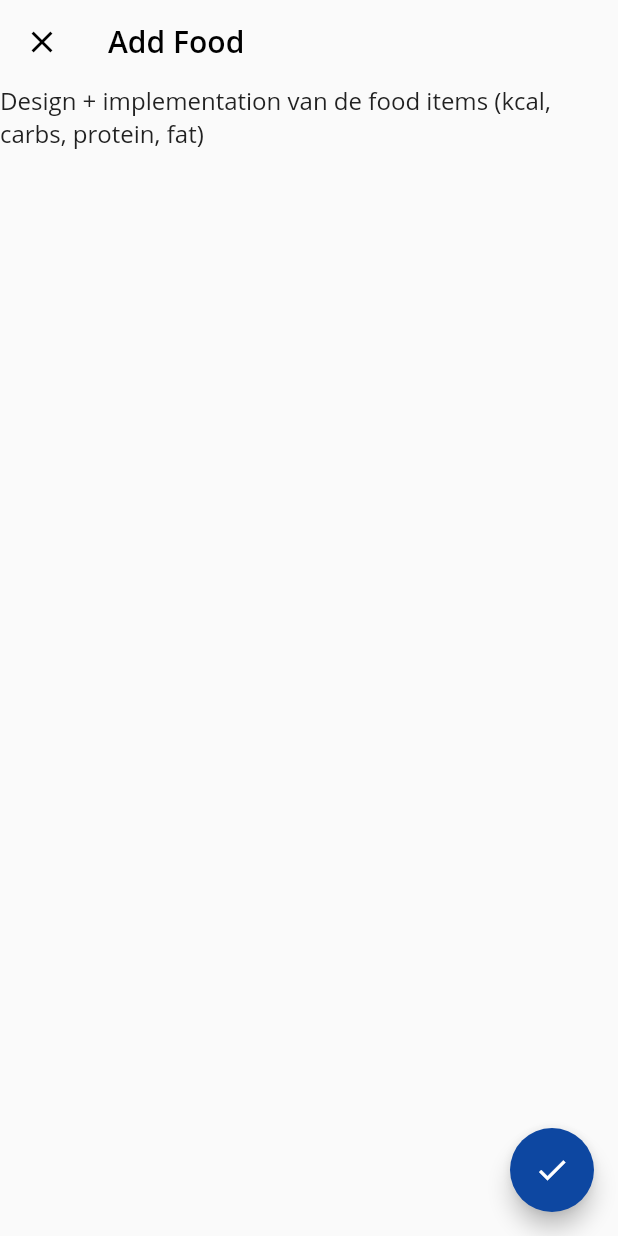
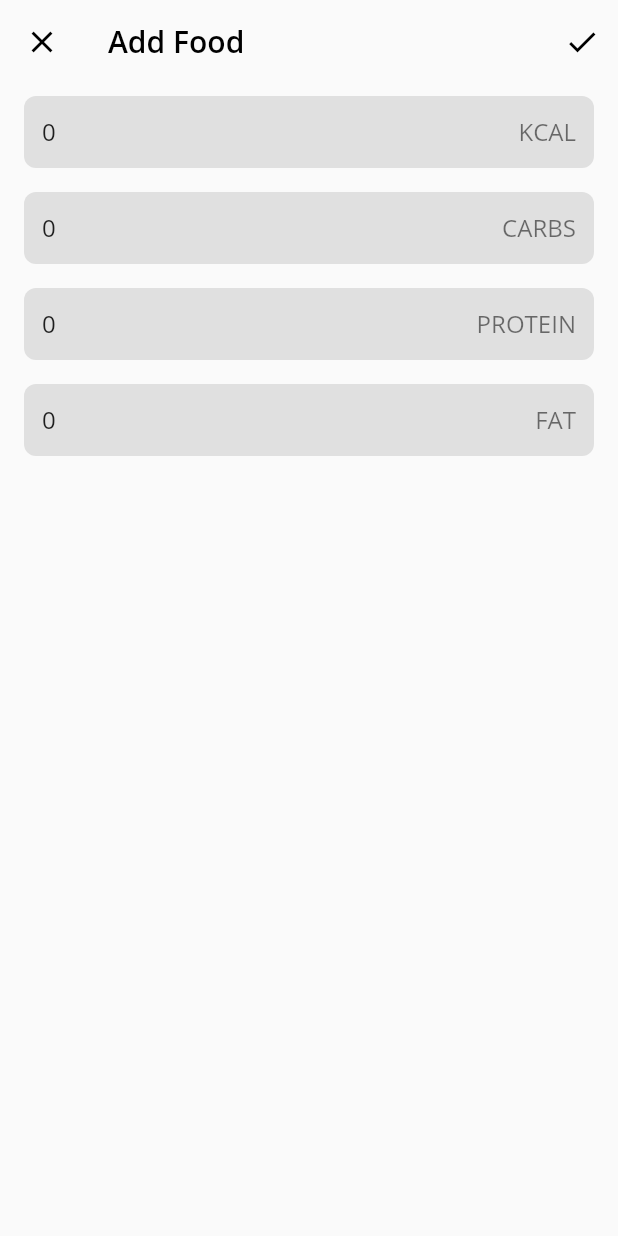
Before and after one commit to TomTruyen/Fitoryx, a Flutter app: the FoodAddPage screen opened directly, on a phone screen of 412 x 824 dp. Run offline on Flutter 3.47's test engine with Material 2 defaults, Android fonts, the phone set to English and light mode, and no system bars; our stand-ins replace file_picker, permission_handler, reorderables, sqflite, vibration; missing offline and left inert: encrypt, ext_storage; accounts and stored records are empty.

Commit message:
added foodinput widgets

```diff
--- a/FitTrack - SQFlite/fittrack/lib/screens/food/FoodAddPage.dart
+++ b/FitTrack - SQFlite/fittrack/lib/screens/food/FoodAddPage.dart
@@ -1,7 +1,38 @@
+import 'package:fittrack/shared/FoodInputWidget.dart';
 import 'package:fittrack/shared/Functions.dart';
+import 'package:flutter/cupertino.dart';
 import 'package:flutter/material.dart';
 
-class FoodAddPage extends StatelessWidget {
+class FoodAddPage extends StatefulWidget {
+  @override
+  _FoodAddPageState createState() => _FoodAddPageState();
+}
+
+class _FoodAddPageState extends State<FoodAddPage> {
+  double kcal = 0;
+  double carbs = 0;
+  double protein = 0;
+  double fat = 0;
+
+  void updateValue(double newValue, String name) {
+    switch (name.toLowerCase()) {
+      case 'kcal':
+        kcal = newValue;
+        break;
+      case 'carbs':
+        carbs = newValue;
+        break;
+      case 'protein':
+        protein = newValue;
+        break;
+      case 'fat':
+        protein = newValue;
+        break;
+      default:
+        break;
+    }
+  }
+
   @override
   Widget build(BuildContext context) {
     return Scaffold(
@@ -28,18 +59,30 @@ class FoodAddPage extends StatelessWidget {
                 tryPopContext(context);
               },
             ),
+            actions: <Widget>[
+              IconButton(
+                icon: Icon(
+                  Icons.check,
+                  color: Colors.black,
+                ),
+                onPressed: () {
+                  // Save here
+                },
+              )
+            ],
           ),
           SliverToBoxAdapter(
-            child: Text(
-              'Design + implementation van de food items (kcal, carbs, protein, fat)',
+            child: Column(
+              children: <Widget>[
+                FoodInputWidget(updateValue: updateValue, name: 'kcal'),
+                FoodInputWidget(updateValue: updateValue, name: 'carbs'),
+                FoodInputWidget(updateValue: updateValue, name: 'protein'),
+                FoodInputWidget(updateValue: updateValue, name: 'fat'),
+              ],
             ),
           ),
         ],
       ),
-      floatingActionButton: FloatingActionButton(
-        child: Icon(Icons.check),
-        onPressed: () {},
-      ),
     );
   }
 }
--- /dev/null
+++ b/FitTrack - SQFlite/fittrack/lib/shared/FoodInputWidget.dart
@@ -0,0 +1,37 @@
+import 'package:flutter/material.dart';
+
+class FoodInputWidget extends StatelessWidget {
+  final Function updateValue;
+  final String name;
+
+  FoodInputWidget({
+    @required this.updateValue,
+    @required this.name,
+  });
+
+  @override
+  Widget build(BuildContext context) {
+    return Container(
+      margin: EdgeInsets.symmetric(horizontal: 16.0, vertical: 8.0),
+      child: TextFormField(
+        initialValue: '0',
+        keyboardType: TextInputType.numberWithOptions(decimal: true),
+        decoration: InputDecoration(
+          contentPadding: EdgeInsets.all(12.0),
+          border: OutlineInputBorder(
+            borderSide: BorderSide.none,
+            borderRadius: BorderRadius.circular(8.0),
+          ),
+          fillColor: Colors.grey[300],
+          filled: true,
+          hintText: '0.0',
+          hintStyle: TextStyle(color: Colors.black54),
+          suffixText: name.toUpperCase(),
+        ),
+        onChanged: (String value) {
+          updateValue(double.parse(value), name);
+        },
+      ),
+    );
+  }
+}
```
